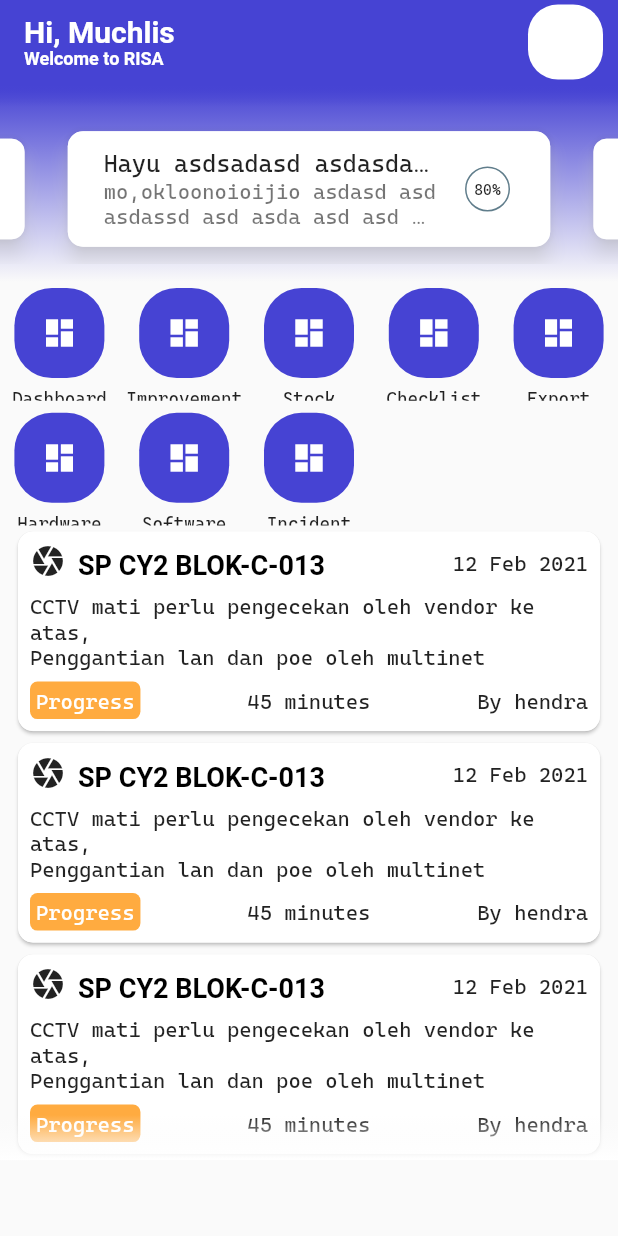
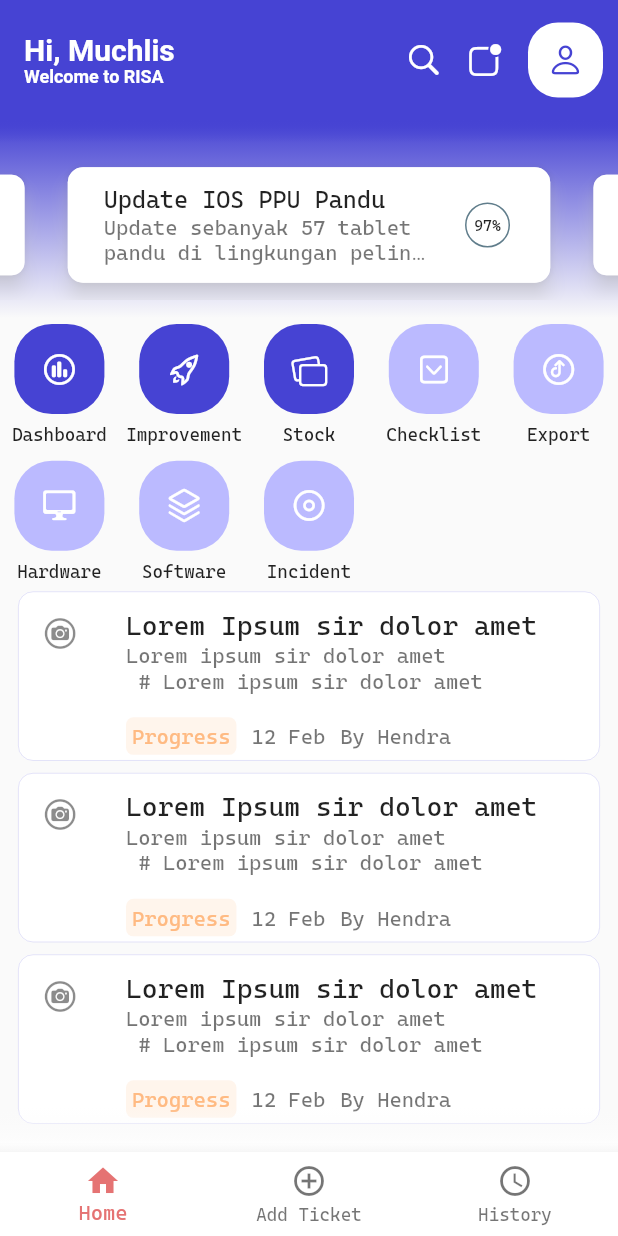
Before and after one commit to muchlist/risa2, a Flutter app: the screen it shows after launch, on a phone screen of 412 x 824 dp. Run offline on Flutter 3.47's test engine with Material 2 defaults, Android fonts, the light colour scheme and no system bars; drawn by our look-alikes of carousel_slider; project files that could hold a hidden picture were left out.

```diff
--- a/lib/main.dart
+++ b/lib/main.dart
@@ -20,9 +20,9 @@ class MyApp extends StatelessWidget {
     return MaterialApp(
       title: _title,
       theme: ThemeData(
-          primaryColor: Color(0xff4643D3),
+          primaryColor: Color.fromRGBO(70, 67, 211, 1),
           accentColor: Colors.white,
-          buttonColor: Color(0xff4643D3),
+          buttonColor: Color.fromRGBO(70, 67, 211, 1),
           fontFamily: "Cascadia"),
       onGenerateRoute: RouteGenerator.generateRoute,
       home: LandingPage(),
--- a/lib/src/models/dashboard_category.dart
+++ b/lib/src/models/dashboard_category.dart
@@ -1,6 +1,10 @@
+import 'package:flutter/material.dart';
+
 class DashboardItem {
   final String title;
-  final String icon;
+  final IconData icon;
+  final Color color;
 
-  const DashboardItem(this.title, this.icon);
+  const DashboardItem(this.title, this.icon,
+      {this.color = const Color(0xff4643D3)});
 }
--- /dev/null
+++ b/lib/src/models/improve_preview.dart
@@ -0,0 +1,8 @@
+class ImprovePreview {
+  final String title;
+  final String description;
+  final int progress;
+
+  const ImprovePreview(
+      {required this.title, required this.description, required this.progress});
+}
--- a/lib/src/router/routes.dart
+++ b/lib/src/router/routes.dart
@@ -1,5 +1,6 @@
 import 'package:flutter/material.dart';
 import 'package:risa2/src/screens/home/home.dart';
+import 'package:risa2/src/screens/home/home_navigation.dart';
 import 'package:risa2/src/screens/landing/landing.dart';
 import 'package:risa2/src/screens/login/login_screen.dart';
 
@@ -17,7 +18,7 @@ class RouteGenerator {
       case login:
         return MaterialPageRoute(builder: (_) => LoginScreen());
       case home:
-        return MaterialPageRoute(builder: (_) => HomeScreen());
+        return MaterialPageRoute(builder: (_) => BottomNavRisa());
       default:
         return MaterialPageRoute(builder: (_) => LoginScreen());
     }
--- a/lib/src/screens/home/corousel.dart
+++ b/lib/src/screens/home/corousel.dart
@@ -1,7 +1,20 @@
 import 'package:carousel_slider/carousel_slider.dart';
 import 'package:flutter/material.dart';
+import 'package:risa2/src/models/improve_preview.dart';
 
 class Corousel extends StatelessWidget {
+  var improvementList = [
+    ImprovePreview(
+        title: "Update IOS PPU Pandu",
+        description:
+            "Update sebanyak 57 tablet pandu di lingkungan pelindo III",
+        progress: 97),
+    ImprovePreview(
+        title: "Maintnenace UPS",
+        description: "Maintenance seluruh perangkat ups",
+        progress: 50),
+  ];
+
   @override
   Widget build(BuildContext context) {
     return Padding(
@@ -20,10 +33,12 @@ class Corousel extends StatelessWidget {
           enlargeCenterPage: true,
           scrollDirection: Axis.horizontal,
         ),
-        items: [1, 2, 3, 4, 5].map((i) {
+        items: improvementList.map((i) {
           return Builder(
             builder: (BuildContext context) {
-              return CorouselItem();
+              return CorouselItem(
+                improvePreview: i,
+              );
             },
           );
         }).toList(),
@@ -33,6 +48,10 @@ class Corousel extends StatelessWidget {
 }
 
 class CorouselItem extends StatelessWidget {
+  final ImprovePreview improvePreview;
+
+  const CorouselItem({required this.improvePreview});
+
   @override
   Widget build(BuildContext context) {
     return Center(
@@ -49,7 +68,7 @@ class CorouselItem extends StatelessWidget {
               children: [
                 Expanded(
                   child: Text(
-                    "Hayu asdsadasd asdasdasd asdasdasd asdasdas asdasdas asdasda asdasdasu",
+                    improvePreview.title,
                     maxLines: 1,
                     overflow: TextOverflow.ellipsis,
                   ),
@@ -59,10 +78,8 @@ class CorouselItem extends StatelessWidget {
             subtitle: Row(
               children: [
                 Expanded(
-                    child: Text(
-                        "mo,okloonoioijio asdasd asd asdassd asd asda asd asd asasdasdasasd asd asd as",
-                        maxLines: 2,
-                        overflow: TextOverflow.ellipsis)),
+                    child: Text(improvePreview.description,
+                        maxLines: 2, overflow: TextOverflow.ellipsis)),
               ],
             ),
             trailing: Container(
@@ -72,7 +89,7 @@ class CorouselItem extends StatelessWidget {
                   shape: BoxShape.circle,
                 ),
                 child: Text(
-                  "80%",
+                  "${improvePreview.progress}%",
                   style: TextStyle(fontSize: 10),
                 )),
           ),
--- a/lib/src/screens/home/dashboard_grid.dart
+++ b/lib/src/screens/home/dashboard_grid.dart
@@ -1,23 +1,29 @@
+import 'package:flutter/cupertino.dart';
 import 'package:flutter/material.dart';
 import 'package:risa2/src/models/dashboard_category.dart';
-import 'package:risa2/src/screens/home/dashboard_icon.dart';
+import 'package:risa2/src/widgets/dashboard_icon.dart';
 
 class DashboardGrid extends StatelessWidget {
   final List<DashboardItem> dashboardItems = [
-    DashboardItem("Dashboard", ""),
-    DashboardItem("Improvement", ""),
-    DashboardItem("Stock", ""),
-    DashboardItem("Checklist", ""),
-    DashboardItem("Export", ""),
-    DashboardItem("Hardware", ""),
-    DashboardItem("Software", ""),
-    DashboardItem("Incident", ""),
+    DashboardItem("Dashboard", CupertinoIcons.chart_bar_circle),
+    DashboardItem("Improvement", CupertinoIcons.rocket),
+    DashboardItem("Stock", CupertinoIcons.rectangle_on_rectangle_angled),
+    DashboardItem("Checklist", CupertinoIcons.chevron_down_square,
+        color: Color(0xffBBBAFF)),
+    DashboardItem("Export", CupertinoIcons.upload_circle,
+        color: Color(0xffBBBAFF)),
+    DashboardItem("Hardware", CupertinoIcons.device_desktop,
+        color: Color(0xffBBBAFF)),
+    DashboardItem("Software", CupertinoIcons.square_stack_3d_up,
+        color: Color(0xffBBBAFF)),
+    DashboardItem("Incident", CupertinoIcons.smallcircle_circle,
+        color: Color(0xffBBBAFF)),
   ];
 
   @override
   Widget build(BuildContext context) {
-    double width = MediaQuery.of(context).size.width;
-    double height = MediaQuery.of(context).size.height;
+    var width = MediaQuery.of(context).size.width;
+    var height = MediaQuery.of(context).size.height;
 
     return NotificationListener(
       onNotification: (OverscrollIndicatorNotification overScroll) {
@@ -28,13 +34,12 @@ class DashboardGrid extends StatelessWidget {
         physics: NeverScrollableScrollPhysics(),
         itemCount: dashboardItems.length,
         shrinkWrap: true,
-        itemBuilder: (ctx, i) => DashboardIcon(
-            title: dashboardItems[i].title, image: dashboardItems[i].icon),
+        itemBuilder: (ctx, i) => DashboardIcon(dashboardItems[i]),
         gridDelegate: SliverGridDelegateWithFixedCrossAxisCount(
             crossAxisCount: width ~/ 80,
-            childAspectRatio: (width < height) ? 1 / 1 : 1 / 1.5,
-            crossAxisSpacing: 4,
-            mainAxisSpacing: 4),
+            childAspectRatio: (width < height) ? 1 / 1.1 : 1 / 1.5,
+            crossAxisSpacing: (width < height) ? 4 : 16,
+            mainAxisSpacing: (width < height) ? 4 : 16),
       ),
     );
   }
--- a/lib/src/screens/home/home.dart
+++ b/lib/src/screens/home/home.dart
@@ -2,46 +2,15 @@ import 'dart:ui';
 
 import 'package:flutter/material.dart';
 import 'package:risa2/src/widgets/history_item.dart';
+import 'package:risa2/src/widgets/history_item_alt.dart';
 import 'corousel.dart';
 import 'dashboard_grid.dart';
 
 class HomeScreen extends StatelessWidget {
   @override
   Widget build(BuildContext context) {
-    return Scaffold(
-      appBar: AppBar(
-        actions: [
-          Center(
-            child: Padding(
-              padding: const EdgeInsets.only(right: 10),
-              child: Container(
-                width: 50,
-                height: 50,
-                decoration: BoxDecoration(
-                    color: Colors.white,
-                    borderRadius: BorderRadius.circular(20)),
-              ),
-            ),
-          )
-        ],
-        automaticallyImplyLeading: false,
-        elevation: 0,
-        title: RichText(
-          text: TextSpan(
-              text: "Hi, Muchlis\n",
-              style: TextStyle(
-                  fontWeight: FontWeight.bold,
-                  fontSize: 20,
-                  color: Colors.white),
-              children: <TextSpan>[
-                TextSpan(
-                    text: "Welcome to RISA",
-                    style: TextStyle(fontSize: 12, color: Colors.white))
-              ]),
-        ),
-      ),
-      // HOME BODY
-      body: Stack(
+    return SafeArea(
+      child: Stack(
         children: <Widget>[
           SingleChildScrollView(
             child: Column(
@@ -54,11 +23,14 @@ class HomeScreen extends StatelessWidget {
                     physics: NeverScrollableScrollPhysics(),
                     shrinkWrap: true,
                     children: <Widget>[
-                      HistoryItem(),
-                      HistoryItem(),
-                      HistoryItem(),
+                      HistoryListTile(),
+                      HistoryListTile(),
+                      HistoryListTile(),
                     ],
                   ),
+                ),
+                SizedBox(
+                  height: 300,
                 )
               ],
             ),
--- /dev/null
+++ b/lib/src/screens/home/home_navigation.dart
@@ -0,0 +1,145 @@
+import 'package:flutter/cupertino.dart';
+import 'package:flutter/material.dart';
+
+import 'home.dart';
+
+class BottomNavRisa extends StatefulWidget {
+  @override
+  _MyStatefulWidgetState createState() => _MyStatefulWidgetState();
+}
+
+class _MyStatefulWidgetState extends State<BottomNavRisa> {
+  int _selectedIndex = 0;
+  static const TextStyle optionStyle =
+      TextStyle(fontSize: 30, fontWeight: FontWeight.bold);
+
+  //INSIDE NAVIGATION VIEW
+  static List<Widget> _widgetOptions = <Widget>[
+    HomeScreen(),
+    Text(
+      'Index 1: Business',
+      style: optionStyle,
+    ),
+    Text(
+      'Index 2: School',
+      style: optionStyle,
+    ),
+  ];
+
+  void _onItemTapped(int index, BuildContext context) {
+    setState(() {
+      if (index == 1) {
+        _startAddIncident(context);
+      } else {
+        _selectedIndex = index;
+      }
+    });
+  }
+
+  void _startAddIncident(BuildContext context) {
+    showModalBottomSheet(
+        context: context,
+        builder: (bCtx) {
+          return Container(
+            color: Colors.transparent,
+            height: MediaQuery.of(context).size.height * 0.9,
+            child: Container(
+              child: Center(
+                child: Text("AJHAHAHA"),
+              ),
+              decoration: BoxDecoration(
+                  color: Colors.white,
+                  borderRadius: BorderRadius.only(
+                      topLeft: Radius.circular(20),
+                      topRight: Radius.circular(20))),
+            ),
+          );
+        });
+  }
+
+  @override
+  Widget build(BuildContext context) {
+    return Scaffold(
+      appBar: AppBar(
+        toolbarHeight: 80,
+        actions: [
+          Icon(
+            CupertinoIcons.search,
+            size: 25,
+          ),
+          SizedBox(
+            width: 16,
+          ),
+          Icon(
+            CupertinoIcons.app_badge,
+            size: 25,
+          ),
+          SizedBox(
+            width: 16,
+          ),
+          Center(
+            child: Padding(
+              padding: const EdgeInsets.only(right: 10),
+              child: Container(
+                width: 50,
+                height: 50,
+                child: Padding(
+                  padding: const EdgeInsets.all(4.0),
+                  child: CircleAvatar(
+                    backgroundColor: Colors.transparent,
+                    foregroundColor: Theme.of(context).primaryColor,
+                    child: Icon(
+                      CupertinoIcons.person,
+                      size: 25,
+                    ),
+                  ),
+                ),
+                decoration: BoxDecoration(
+                    color: Colors.white,
+                    borderRadius: BorderRadius.circular(20)),
+              ),
+            ),
+          )
+        ],
+        automaticallyImplyLeading: false,
+        elevation: 0,
+        title: RichText(
+          text: TextSpan(
+              text: "Hi, Muchlis\n",
+              style: TextStyle(
+                  fontWeight: FontWeight.bold,
+                  fontSize: 20,
+                  color: Colors.white),
+              children: <TextSpan>[
+                TextSpan(
+                    text: "Welcome to RISA",
+                    style: TextStyle(fontSize: 12, color: Colors.white))
+              ]),
+        ),
+      ),
+      body: Center(
+        child: _widgetOptions.elementAt(_selectedIndex),
+      ),
+      bottomNavigationBar: BottomNavigationBar(
+        backgroundColor: Colors.white,
+        items: const <BottomNavigationBarItem>[
+          BottomNavigationBarItem(
+            icon: Icon(Icons.home),
+            label: 'Home',
+          ),
+          BottomNavigationBarItem(
+            icon: Icon(Icons.add_circle_outline),
+            label: 'Add Ticket',
+          ),
+          BottomNavigationBarItem(
+            icon: Icon(Icons.access_time),
+            label: 'History',
+          ),
+        ],
+        currentIndex: _selectedIndex,
+        selectedItemColor: Colors.red[300],
+        onTap: (index) => _onItemTapped(index, context),
+      ),
+    );
+  }
+}
--- a/lib/src/screens/home/dashboard_icon.dart
+++ b/lib/src/widgets/dashboard_icon.dart
@@ -1,10 +1,11 @@
+import 'package:flutter/cupertino.dart';
 import 'package:flutter/material.dart';
+import 'package:risa2/src/models/dashboard_category.dart';
 
 class DashboardIcon extends StatelessWidget {
-  final String title;
-  final String image;
+  final DashboardItem dashboardItem;
 
-  const DashboardIcon({required this.title, required this.image});
+  const DashboardIcon(this.dashboardItem);
 
   @override
   Widget build(BuildContext context) {
@@ -21,13 +22,13 @@ class DashboardIcon extends StatelessWidget {
               padding: EdgeInsets.all(4),
               child: Container(
                 child: Icon(
-                  Icons.dashboard,
+                  dashboardItem.icon,
                   color: Colors.white,
                 ),
                 width: 60,
                 height: 60,
                 decoration: BoxDecoration(
-                    color: Theme.of(context).primaryColor,
+                    color: dashboardItem.color,
                     borderRadius: BorderRadius.circular(25)),
               ),
             ),
@@ -37,7 +38,7 @@ class DashboardIcon extends StatelessWidget {
           ),
           Flexible(
             child: Text(
-              title,
+              dashboardItem.title,
               style: TextStyle(fontSize: 12),
               overflow: TextOverflow.ellipsis,
               maxLines: 1,
--- a/lib/src/widgets/history_item.dart
+++ b/lib/src/widgets/history_item.dart
@@ -14,27 +14,7 @@ class HistoryItem extends StatelessWidget {
           child: Column(
             crossAxisAlignment: CrossAxisAlignment.start,
             children: <Widget>[
-              Row(
-                  mainAxisAlignment: MainAxisAlignment.spaceBetween,
-                  children: <Widget>[
-                    RichText(
-                        text: TextSpan(children: [
-                      WidgetSpan(child: Icon(Icons.camera)),
-                      WidgetSpan(
-                          child: SizedBox(
-                        width: 8,
-                      )),
-                      TextSpan(
-                          text: "SP CY2 BLOK-C-013",
-                          style: TextStyle(
-                              fontWeight: FontWeight.bold,
-                              color: Colors.black,
-                              fontSize: 18))
-                    ])),
-                    Text(
-                      "12 Feb 2021",
-                    )
-                  ]),
+              row1,
               SizedBox(
                 height: 8,
               ),
@@ -53,13 +33,14 @@ class HistoryItem extends StatelessWidget {
                 children: <Widget>[
                   Container(
                     decoration: BoxDecoration(
-                        color: Colors.orangeAccent,
+                        color: Color.fromRGBO(255, 186, 130, 0.15),
                         borderRadius: BorderRadius.circular(5)),
                     child: Padding(
                       padding: const EdgeInsets.all(4.0),
                       child: Text(
                         "Progress",
-                        style: TextStyle(color: Colors.white),
+                        style:
+                            TextStyle(color: Color.fromRGBO(255, 186, 130, 1)),
                       ),
                     ),
                   ),
@@ -74,3 +55,22 @@ class HistoryItem extends StatelessWidget {
     );
   }
 }
+
+Row row1 =
+    Row(mainAxisAlignment: MainAxisAlignment.spaceBetween, children: <Widget>[
+  RichText(
+      text: TextSpan(children: [
+    WidgetSpan(child: Icon(Icons.camera)),
+    WidgetSpan(
+        child: SizedBox(
+      width: 8,
+    )),
+    TextSpan(
+        text: "SP CY2 BLOK-C-013",
+        style: TextStyle(
+            fontWeight: FontWeight.bold, color: Colors.black, fontSize: 18))
+  ])),
+  Text(
+    "12 Feb 2021",
+  )
+]);
--- /dev/null
+++ b/lib/src/widgets/history_item_alt.dart
@@ -0,0 +1,59 @@
+import 'package:flutter/cupertino.dart';
+import 'package:flutter/material.dart';
+
+class HistoryListTile extends StatelessWidget {
+  @override
+  Widget build(BuildContext context) {
+    return Card(
+      shape: RoundedRectangleBorder(
+          side: BorderSide(
+              color: Theme.of(context).primaryColor.withOpacity(0.2),
+              width: 0.5),
+          borderRadius: BorderRadius.circular(10)),
+      elevation: 0,
+      child: ListTile(
+        leading: Icon(CupertinoIcons.camera_circle),
+        title: Padding(
+          padding: const EdgeInsets.only(top: 8),
+          child: Text(
+            "Lorem Ipsum sir dolor amet",
+            style: TextStyle(fontSize: 18),
+          ),
+        ),
+        subtitle: Column(
+          crossAxisAlignment: CrossAxisAlignment.start,
+          children: [
+            Text("Lorem ipsum sir dolor amet\n # Lorem ipsum sir dolor amet"),
+            SizedBox(
+              height: 16,
+            ),
+            Row(
+              children: [
+                Container(
+                  decoration: BoxDecoration(
+                      color: Color.fromRGBO(255, 186, 130, 0.15),
+                      borderRadius: BorderRadius.circular(5)),
+                  child: Padding(
+                    padding: const EdgeInsets.all(4.0),
+                    child: Text(
+                      "Progress",
+                      style: TextStyle(color: Color.fromRGBO(255, 186, 130, 1)),
+                    ),
+                  ),
+                ),
+                SizedBox(
+                  width: 10,
+                ),
+                Text("12 Feb"),
+                SizedBox(
+                  width: 10,
+                ),
+                Text("By Hendra")
+              ],
+            ),
+          ],
+        ),
+      ),
+    );
+  }
+}
--- a/pubspec.yaml
+++ b/pubspec.yaml
@@ -29,6 +29,7 @@ dependencies:
   meta: ^1.3.0-nullsafety.6
   shared_preferences: ^2.0.3
   carousel_slider: ^4.0.0-nullsafety.0
+  provider: ^5.0.0
 
 dev_dependencies:
   flutter_test:
```
Also changed, not shown: pubspec.lock.
